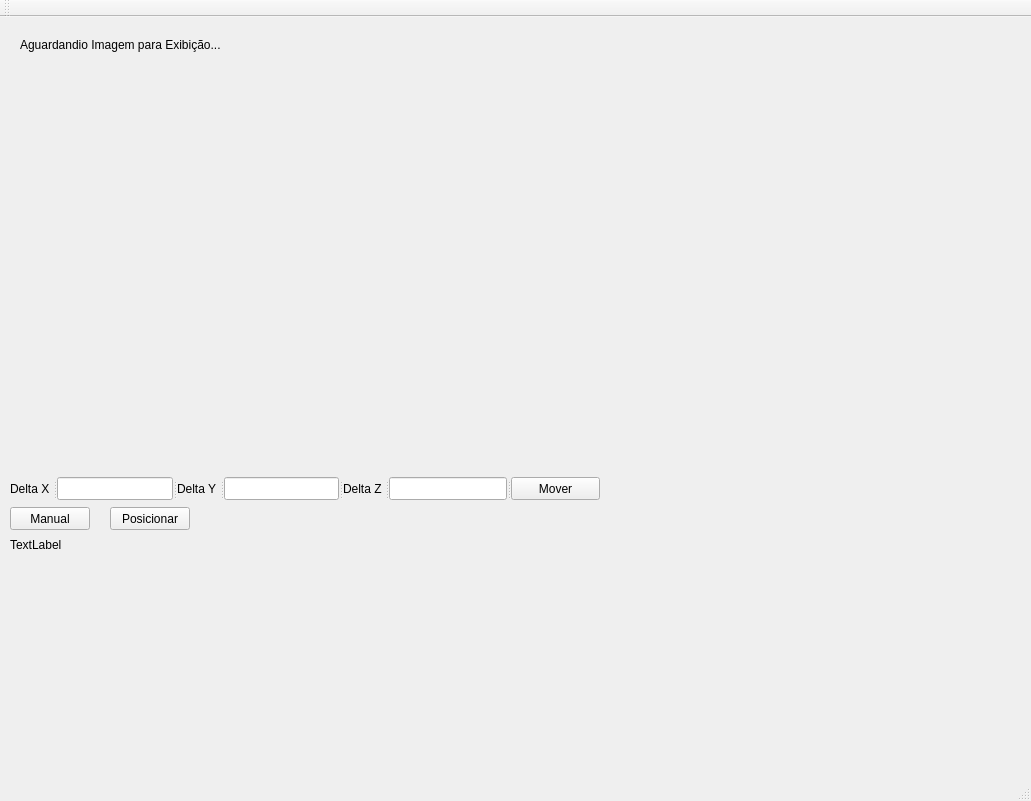
Before: the Qt Designer form qt/mainwindow.ui in moritaritsuko/VisAGE, drawn with Qt 5.
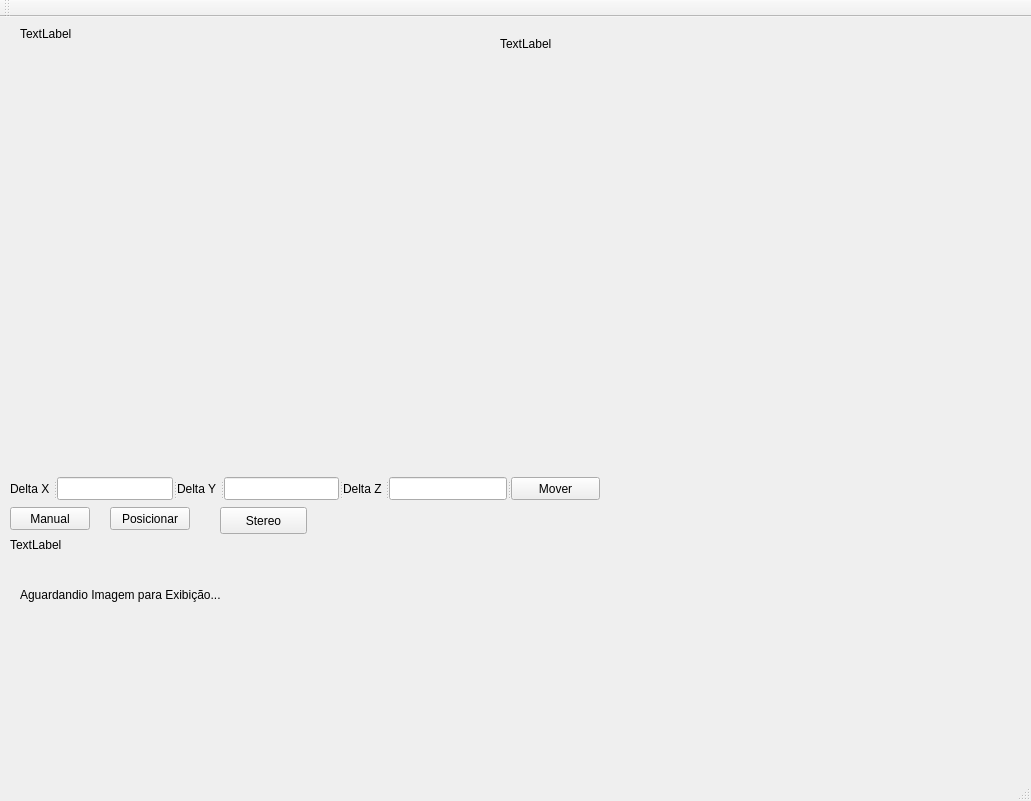
After: the same form once the commit is applied.

Commit message: stereo cameras

Diff of the .ui file:
```diff
--- a/qt/mainwindow.ui
+++ b/qt/mainwindow.ui
@@ -31,7 +31,7 @@
     <property name="geometry">
      <rect>
       <x>20</x>
-      <y>20</y>
+      <y>570</y>
       <width>271</width>
       <height>16</height>
      </rect>
@@ -127,6 +127,45 @@
      </property>
     </widget>
    </widget>
+   <widget class="QPushButton" name="btnStereo">
+    <property name="geometry">
+     <rect>
+      <x>220</x>
+      <y>490</y>
+      <width>87</width>
+      <height>27</height>
+     </rect>
+    </property>
+    <property name="text">
+     <string>Stereo</string>
+    </property>
+   </widget>
+   <widget class="QLabel" name="lblStereoEsq">
+    <property name="geometry">
+     <rect>
+      <x>20</x>
+      <y>10</y>
+      <width>57</width>
+      <height>14</height>
+     </rect>
+    </property>
+    <property name="text">
+     <string>TextLabel</string>
+    </property>
+   </widget>
+   <widget class="QLabel" name="lblStereoDir">
+    <property name="geometry">
+     <rect>
+      <x>500</x>
+      <y>20</y>
+      <width>57</width>
+      <height>14</height>
+     </rect>
+    </property>
+    <property name="text">
+     <string>TextLabel</string>
+    </property>
+   </widget>
   </widget>
   <widget class="QMenuBar" name="menuBar">
    <property name="geometry">
```
Left out of the diff: 2 changed lines with no effect on the pictures. The commit also changes 19 other files.
